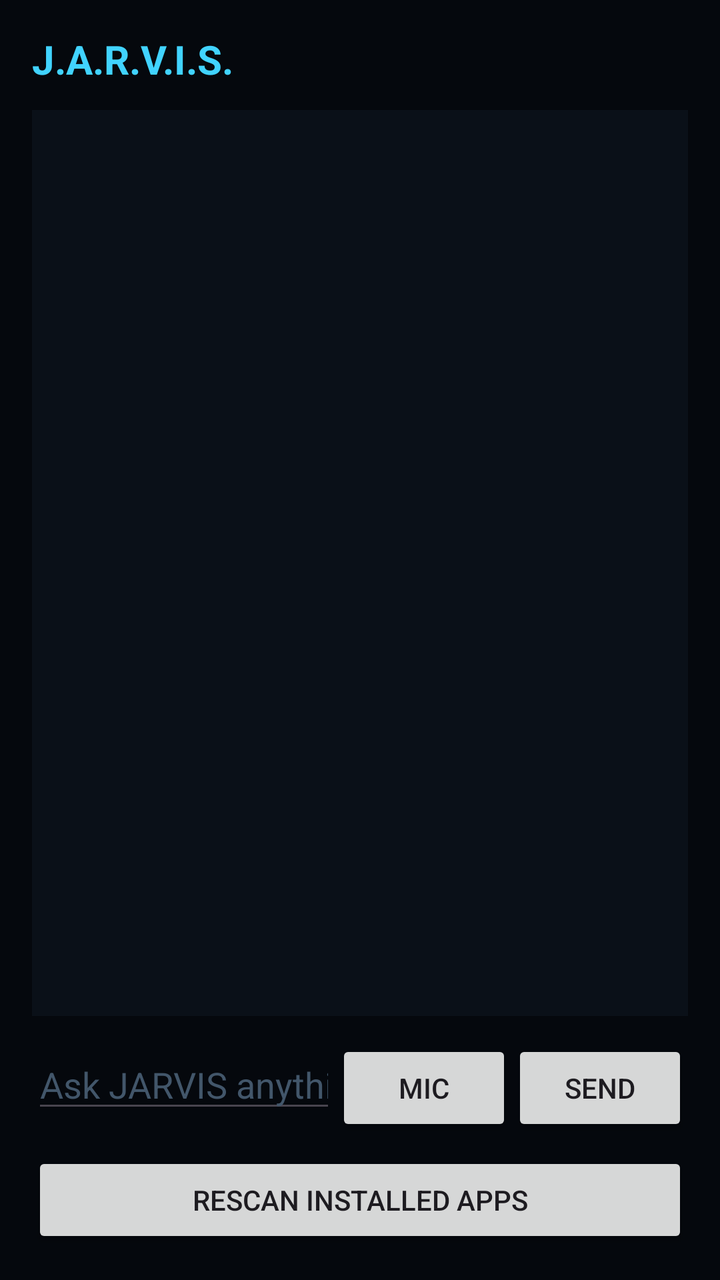
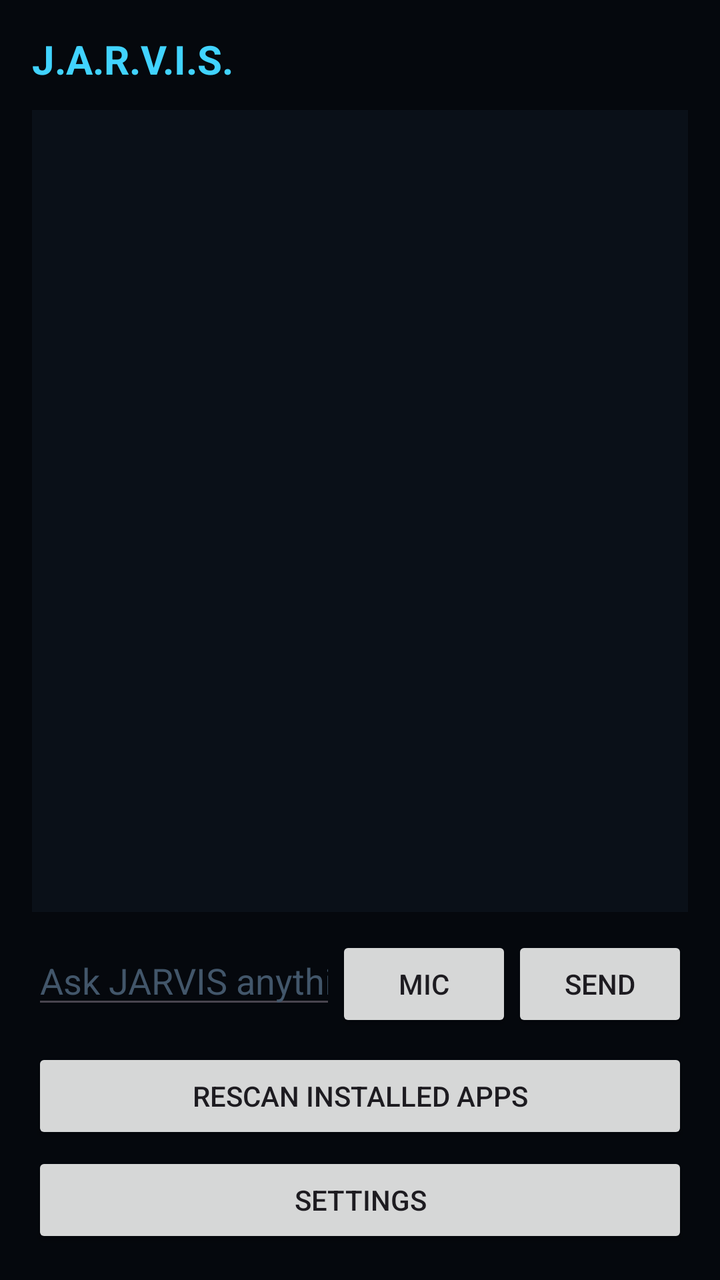

An Android layout rendered at two revisions. The XML below is the earlier revision; the diff shows what the commit changed to produce the second picture.
<!-- AndroidManifest.xml: application theme Theme.Jarvis -->
<!-- res/layout/activity_main.xml -->
<?xml version="1.0" encoding="utf-8"?>
<LinearLayout xmlns:android="http://schemas.android.com/apk/res/android"
    android:layout_width="match_parent"
    android:layout_height="match_parent"
    android:orientation="vertical"
    android:background="@color/jarvis_bg"
    android:padding="16dp">

    <TextView
        android:id="@+id/title"
        android:layout_width="match_parent"
        android:layout_height="wrap_content"
        android:text="@string/app_name"
        android:textColor="@color/jarvis_accent"
        android:textSize="20sp"
        android:textStyle="bold" />

    <ScrollView
        android:id="@+id/scroll"
        android:layout_width="match_parent"
        android:layout_height="0dp"
        android:layout_weight="1"
        android:layout_marginTop="12dp"
        android:background="@color/jarvis_surface">

        <TextView
            android:id="@+id/log"
            android:layout_width="match_parent"
            android:layout_height="wrap_content"
            android:padding="12dp"
            android:textColor="@color/jarvis_text"
            android:textSize="14sp"
            android:lineSpacingExtra="4dp" />
    </ScrollView>

    <LinearLayout
        android:layout_width="match_parent"
        android:layout_height="wrap_content"
        android:orientation="horizontal"
        android:layout_marginTop="12dp">

        <EditText
            android:id="@+id/input"
            android:layout_width="0dp"
            android:layout_height="wrap_content"
            android:layout_weight="1"
            android:hint="@string/hint_input"
            android:textColorHint="#42566A"
            android:textColor="@color/jarvis_text"
            android:inputType="text"
            android:imeOptions="actionSend"
            android:maxLines="1" />

        <Button
            android:id="@+id/mic"
            android:layout_width="wrap_content"
            android:layout_height="wrap_content"
            android:text="@string/mic" />

        <Button
            android:id="@+id/send"
            android:layout_width="wrap_content"
            android:layout_height="wrap_content"
            android:text="@string/send" />
    </LinearLayout>

    <Button
        android:id="@+id/refresh"
        android:layout_width="match_parent"
        android:layout_height="wrap_content"
        android:layout_marginTop="8dp"
        android:text="@string/refresh" />
</LinearLayout>
<!-- resources referenced by this layout -->
<resources>
  <color name="jarvis_accent">#41D3FF</color>
  <color name="jarvis_bg">#05080D</color>
  <color name="jarvis_surface">#0A1018</color>
  <color name="jarvis_text">#DCE9F5</color>
  <string name="app_name">J.A.R.V.I.S.</string>
  <string name="hint_input">Ask JARVIS anything…</string>
  <string name="mic">Mic</string>
  <string name="refresh">Rescan installed apps</string>
  <string name="send">Send</string>
  <style name="Theme.Jarvis" parent="Theme.Material3.DayNight.NoActionBar">
          <item name="colorPrimary">@color/jarvis_accent</item>
          <item name="colorOnPrimary">@color/jarvis_on_accent</item>
          <item name="android:windowBackground">@color/jarvis_bg</item>
          <item name="android:statusBarColor">@color/jarvis_bg</item>
      </style>
  <color name="jarvis_on_accent">#02121A</color>
</resources>

<!-- the commit's change to res/layout/activity_main.xml (unified diff, before → after) -->
@@ -70,4 +70,11 @@
         android:layout_height="wrap_content"
         android:layout_marginTop="8dp"
         android:text="@string/refresh" />
+
+    <Button
+        android:id="@+id/settings"
+        android:layout_width="match_parent"
+        android:layout_height="wrap_content"
+        android:layout_marginTop="4dp"
+        android:text="@string/settings" />
 </LinearLayout>
<!-- resource entries referenced after the edit -->
@@ -9,6 +9,7 @@
   <string name="mic">Mic</string>
   <string name="refresh">Rescan installed apps</string>
   <string name="send">Send</string>
+  <string name="settings">Settings</string>
   <style name="Theme.Jarvis" parent="Theme.Material3.DayNight.NoActionBar">
           <item name="colorPrimary">@color/jarvis_accent</item>
           <item name="colorOnPrimary">@color/jarvis_on_accent</item>
